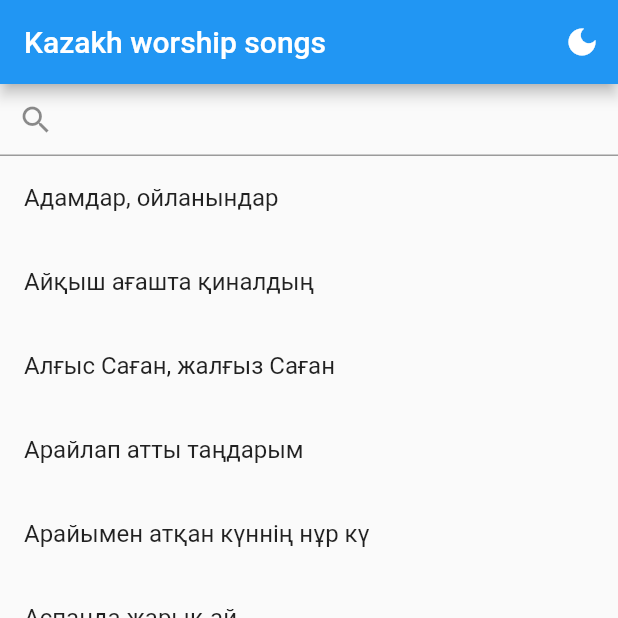
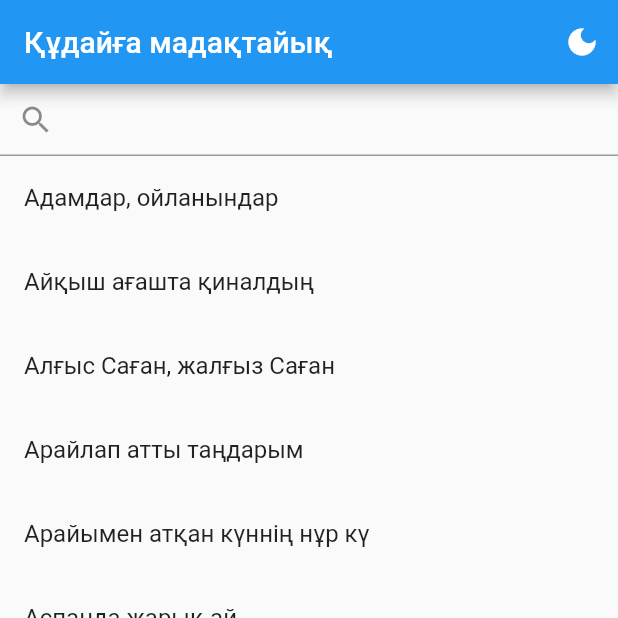
Before and after one commit to ethnosdev/kazakh_worship, a Flutter app: the screen it shows after launch, on a phone screen of 412 x 824 dp, the top half of it. Run offline on Flutter 3.47's test engine with Material 2 defaults, Android fonts, the light colour scheme and no system bars; our stand-ins replace get_it, shared_preferences.

Commit message:
playstore prep

```diff
--- a/lib/home/home_page.dart
+++ b/lib/home/home_page.dart
@@ -28,7 +28,7 @@ class _HomePageState extends State<HomePage> {
   Widget build(BuildContext context) {
     return Scaffold(
         appBar: AppBar(
-          title: const Text('Kazakh worship songs'),
+          title: const Text('Құдайға мадақтайық'),
           actions: [
             ValueListenableBuilder<ThemeData>(
                 valueListenable: themeManager.themeListener,
```
Also changed, not shown: supplemental/feature-graphic.png (added), supplemental/logo-color-1024.png (added), supplemental/logo-color-512.png (added).
